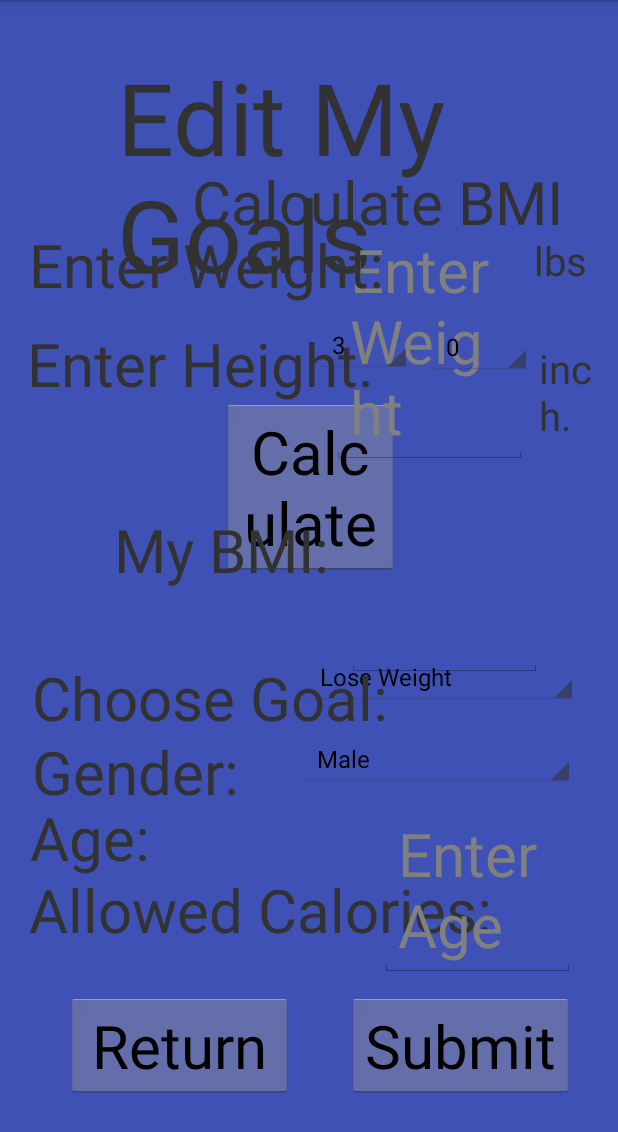
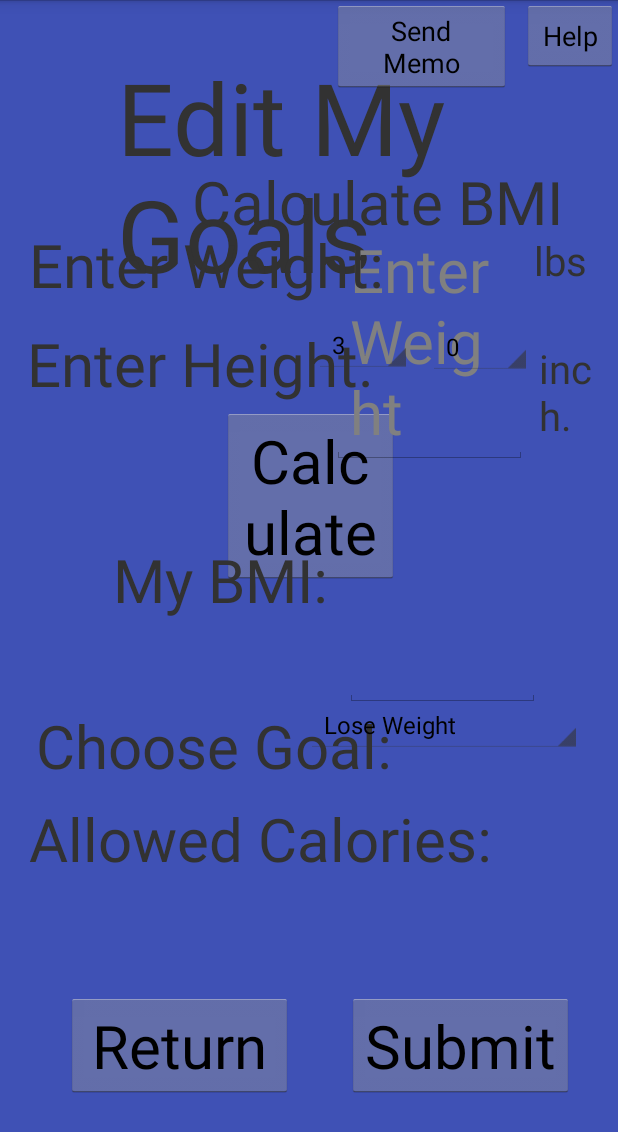
Before and after one commit to JasmineRobbie/Senior-Design-Deal-A-Meal, an Android app: the EditMyGoals screen opened directly, with no data from a screen before it, on a phone screen of 412 x 824 dp. Shown: the top 1132 px of the screen. Run offline under Robolectric (Android 15) with nearby library versions, the phone set to English and light mode, and no system bars.

Commit message:
Help buttons and send memos

```diff
--- a/app/src/main/java/com/NeuralNet/AzureCloud/EditMyGoals.java
+++ b/app/src/main/java/com/NeuralNet/AzureCloud/EditMyGoals.java
@@ -1,5 +1,7 @@
 package com.NeuralNet.AzureCloud;
 import android.app.Activity;
+import android.app.AlertDialog;
+import android.content.DialogInterface;
 import android.content.Intent;
 import android.os.Bundle;
 import android.view.View;
@@ -24,42 +26,57 @@ import android.widget.Toast;
 public class EditMyGoals extends Activity implements OnItemSelectedListener{
     //Accessing database and selecting information
     DataAccess db = new DataAccess();
-    String BMIString, AllowedCalories;
+    String BMIString;
 
-    Button editMyGoalsReturnBtn, calculateBMIbtn, goalsEditSubmitBtn;
-    EditText myWeightEditInput, myAgeInput;
-    TextView myNewCalculatedBMI, allowedCaloriesUpdatedText;
-    Spinner myHeightFeetInput, myHeightInchesInput, chooseGoalInput, chooseGenderInput;
+    Button editMyGoalsReturnBtn, calculateBMIbtn, goalsEditSubmitBtn, helpButton, sendMemoButton;
+    EditText myWeightEditInput;
+    TextView myNewCalculatedBMI;
+    Spinner myHeightFeetInput, myHeightInchesInput, chooseGoalInput;
     double userHeight, userWeight, calculatedBMI;
 
     List<String> heightInFeet = new ArrayList<String>();
     List<String> heightInInches = new ArrayList<String>();
     List<String> goals = new ArrayList<String>();
-    List<String> gender = new ArrayList<String>();
 
     @Override
     protected void onCreate(Bundle savedInstanceState) {
         super.onCreate(savedInstanceState);
         setContentView(R.layout.edit_my_goals);
 
+        AlertDialog.Builder b1 = new AlertDialog.Builder(EditMyGoals.this);
+        b1.setTitle("Help");
+        b1.setMessage("In the Edit My Goals page, begin by entering your personal health information like" +
+                "your weight and height to calculate your BMI. You will then choose to what your goal is." +
+                "After choosing your goal, your allowed calories will be displayed.");
+        b1.setCancelable(true);
+        b1.setPositiveButton(
+                "Ok",
+                new DialogInterface.OnClickListener() {
+                    @Override
+                    public void onClick(DialogInterface dialogInterface, int i) {
+                        dialogInterface.cancel();
+                    }
+                }
+        );
+        final AlertDialog alertdup = b1.create();
+        //alert dialog
+
         editMyGoalsReturnBtn = findViewById(R.id.editMyGoalsReturnBtn);
         calculateBMIbtn = findViewById(R.id.calculateBMIbtn);
         myWeightEditInput = findViewById(R.id.myWeightEditInput);
         myNewCalculatedBMI = findViewById(R.id.myNewCalculatedBMI);
         goalsEditSubmitBtn = findViewById(R.id.goalsEditSubmitBtn);
-        allowedCaloriesUpdatedText = findViewById(R.id.allowedCaloriesUpdatedText);
-        myAgeInput = findViewById(R.id.myAgeInput);
+        helpButton = findViewById(R.id.helpBtn);
+        sendMemoButton = findViewById(R.id.sendMemoBtn);
 
         //Spinner declaration
         myHeightFeetInput = findViewById(R.id.myHeightFeetInput);
         myHeightInchesInput = findViewById(R.id.myHeightInchesInput);
         chooseGoalInput = findViewById(R.id.chooseGoalInput);
-        chooseGenderInput = findViewById(R.id.chooseGenderInput);
 
         myHeightFeetInput.setOnItemSelectedListener(this);
         myHeightInchesInput.setOnItemSelectedListener(this);
         chooseGoalInput.setOnItemSelectedListener(this);
-        chooseGenderInput.setOnItemSelectedListener(this);
 
         // Spinner Drop down elements
         heightInFeet.add("3");
@@ -84,27 +101,20 @@ public class EditMyGoals extends Activity implements OnItemSelectedListener{
         goals.add("Maintain Weight");
         goals.add("Gain Weight");
 
-        gender.add("Male");
-        gender.add("Female");
-
         // Creating adapter for spinner
         ArrayAdapter<String> dataAdapter = new ArrayAdapter<String>(this, android.R.layout.simple_spinner_item, heightInFeet);
         ArrayAdapter<String> dataAdapter2 = new ArrayAdapter<String>(this, android.R.layout.simple_spinner_item, heightInInches);
         ArrayAdapter<String> dataAdapter3 = new ArrayAdapter<String>(this, android.R.layout.simple_spinner_item, goals);
-        ArrayAdapter<String> dataAdapter4 = new ArrayAdapter<String>(this, android.R.layout.simple_spinner_item, gender);
-
 
         // Drop down layout style - list view with radio button
         dataAdapter.setDropDownViewResource(android.R.layout.simple_spinner_dropdown_item);
         dataAdapter2.setDropDownViewResource(android.R.layout.simple_spinner_dropdown_item);
         dataAdapter3.setDropDownViewResource(android.R.layout.simple_spinner_dropdown_item);
-        dataAdapter4.setDropDownViewResource(android.R.layout.simple_spinner_dropdown_item);
 
         // attaching data adapter to spinner
         myHeightFeetInput.setAdapter(dataAdapter);
         myHeightInchesInput.setAdapter(dataAdapter2);
         chooseGoalInput.setAdapter(dataAdapter3);
-        chooseGenderInput.setAdapter(dataAdapter4);
 
         //Only calculating BMI button
         calculateBMIbtn.setOnClickListener(new View.OnClickListener() {
@@ -119,6 +129,7 @@ public class EditMyGoals extends Activity implements OnItemSelectedListener{
         goalsEditSubmitBtn.setOnClickListener(new View.OnClickListener() {
             @Override
             public void onClick(View view) {
+                calculateBMI();
                 setNewGoal();
                 Toast.makeText(getApplicationContext(), "Submitted", Toast.LENGTH_SHORT).show();
             }
@@ -130,6 +141,21 @@ public class EditMyGoals extends Activity implements OnItemSelectedListener{
             public void onClick(View view) {
                 Intent intent = new Intent(EditMyGoals.this, MyGoals.class);
                 startActivity(intent);
+            }
+        });
+
+        helpButton.setOnClickListener(new View.OnClickListener() {
+            @Override
+            public void onClick(View view) {
+                alertdup.show();
+            }
+        });
+
+        sendMemoButton.setOnClickListener(new View.OnClickListener() {
+            @Override
+            public void onClick(View view) {
+
+                openNewMessage();
             }
         });
 
@@ -182,7 +208,7 @@ public class EditMyGoals extends Activity implements OnItemSelectedListener{
         }
     }
 
-/*    public void setNewGoal(){
+    public void setNewGoal(){
         String goal = chooseGoalInput.getSelectedItem().toString();
 
         System.out.println("Goal Chosen= " + goal);
@@ -194,82 +220,17 @@ public class EditMyGoals extends Activity implements OnItemSelectedListener{
         } catch (Exception e) {
             System.out.println("OOPS Something went wrong.");
         }
-    }*/
+    }
 
-    public void setNewGoal(){
-        double calories = 0.0;
-        System.out.print("SETTING NEW GOAL");
+    void openNewMessage(){
+        Intent intent = new Intent(EditMyGoals.this, Inbox.class);
 
-        String goal = chooseGoalInput.getSelectedItem().toString();
-        String userGender = chooseGenderInput.getSelectedItem().toString();
-        String feet = myHeightFeetInput.getSelectedItem().toString();
-        String inches = myHeightInchesInput.getSelectedItem().toString();
-        final String weight = myWeightEditInput.getText().toString();
-        final String userAge = myAgeInput.getText().toString();
-
-        int h =Integer.parseInt(feet);
-        int i =Integer.parseInt(inches);
-        int w =Integer.parseInt(weight);
-        double age=Double.parseDouble(userAge);
-
-        userHeight = ((h*12) + (i));    //in inches
-        userWeight = w; //in pounds
-        calculatedBMI = (703 * userWeight) / (userHeight * userHeight);
-
-        //Round value
-        BigDecimal better = new BigDecimal(calculatedBMI);
-        BigDecimal roundedValue = better.round(new MathContext(3));
-
-        BMIString = String.valueOf(roundedValue);
-
-//Imperial formula for men
-//BMR = 66.47 + ( 6.24 × weight in pounds ) + ( 12.7 × height in inches ) − ( 6.755 × age in years )
-
-//Imperial formula for women
-//BMR = 655.1 + ( 4.35 × weight in pounds ) + ( 4.7 × height in inches ) − ( 4.7 × age in years )
+        startActivity(intent);
+    }
 
 
-        //Calculating Calories
+    //Calculate allowed calorie intake based on BMI and goal
+    //Take parameters BMI and goal
+    //going to have to double some functions from both previous functions
 
-        //Gender is Male
-        if(userGender == "Male" && goal == "Lose Weight"){
-            calories = (655.1 + (4.35 * userWeight) + (4.7 * userHeight) - (4.7 * age));
-            calories *= .85;
-        }
-        if(userGender == "Male" && goal == "Maintain Weight"){
-            calories = (66.47 + (6.24 * userWeight) + (12.7 * userHeight) - (6.755 * age));
-        }
-        if(userGender == "Male" && goal == "Gain Weight"){
-            calories = (655.1 + (4.35 * userWeight) + (4.7 * userHeight) - (4.7 * age));
-            calories *= 1.2;
-        }
-
-
-        //Gender is Female
-        if(userGender == "Female" && goal == "Lose Weight"){
-            calories = (655.1 + (4.35 * userWeight) + (4.7 * userHeight) - (4.7 * age));
-            calories *= .80;
-        }
-        if (userGender == "Female" && goal == "Maintain Weight"){
-            calories = (655.1 + (4.35 * userWeight) + (4.7 * userHeight) - (4.7 * age));
-        }
-        if(userGender == "Female" && goal == "Gain Weight"){
-            calories = (655.1 + (4.35 * userWeight) + (4.7 * userHeight) - (4.7 * age));
-            calories *= 1.15;
-        }
-
-        System.out.print("Calories: " + calories);
-
-        AllowedCalories = String.valueOf(calories);
-
-        allowedCaloriesUpdatedText.setText(AllowedCalories);
-
-        String query = "UPDATE USERS SET AllowedCalories = '" + AllowedCalories + "', Goal = '" + goal + "' WHERE userid = " + User.UserID;
-
-        try {
-            db.executeNonQuery(query);
-        } catch (Exception e) {
-            System.out.println("OOPS Something went wrong.");
-        }
-    }
 }
--- a/app/src/main/res/layout/edit_my_goals.xml
+++ b/app/src/main/res/layout/edit_my_goals.xml
@@ -55,7 +55,7 @@
         android:layout_alignParentTop="true"
         android:layout_marginStart="148dp"
         android:layout_marginLeft="148dp"
-        android:layout_marginTop="266dp"
+        android:layout_marginTop="272dp"
         android:text="Calculate"
         android:textSize="60px" />
 
@@ -73,6 +73,19 @@
         android:textSize="60px" />
 
     <TextView
+        android:id="@+id/allowedCalories"
+        android:layout_width="wrap_content"
+        android:layout_height="wrap_content"
+        android:layout_alignParentStart="true"
+        android:layout_alignParentLeft="true"
+        android:layout_alignParentTop="true"
+        android:layout_marginStart="19dp"
+        android:layout_marginLeft="19dp"
+        android:layout_marginTop="532dp"
+        android:text="Allowed Calories: "
+        android:textSize="60px" />
+
+    <TextView
         android:id="@+id/allowedCaloriesUpdatedText"
         android:layout_width="130dp"
         android:layout_height="wrap_content"
@@ -81,21 +94,8 @@
         android:layout_alignParentTop="true"
         android:layout_marginStart="252dp"
         android:layout_marginLeft="252dp"
-        android:layout_marginTop="580dp"
+        android:layout_marginTop="531dp"
         android:text=" "
-        android:textSize="60px" />
-
-    <TextView
-        android:id="@+id/allowedCalories"
-        android:layout_width="wrap_content"
-        android:layout_height="wrap_content"
-        android:layout_alignParentStart="true"
-        android:layout_alignParentLeft="true"
-        android:layout_alignParentTop="true"
-        android:layout_marginStart="19dp"
-        android:layout_marginLeft="19dp"
-        android:layout_marginTop="579dp"
-        android:text="Allowed Calories: "
         android:textSize="60px" />
 
     <EditText
@@ -109,19 +109,6 @@
         android:layout_marginLeft="221dp"
         android:layout_marginTop="146dp"
         android:hint="Enter Weight"
-        android:textSize="60px" />
-
-    <EditText
-        android:id="@+id/myAgeInput"
-        android:layout_width="130dp"
-        android:layout_height="wrap_content"
-        android:layout_alignParentStart="true"
-        android:layout_alignParentLeft="true"
-        android:layout_alignParentTop="true"
-        android:layout_marginStart="253dp"
-        android:layout_marginLeft="253dp"
-        android:layout_marginTop="535dp"
-        android:hint="Enter Age"
         android:textSize="60px" />
 
     <TextView
@@ -185,16 +172,30 @@
         android:layout_marginLeft="285dp"
         android:layout_marginTop="213dp" />
 
-    <Spinner
-        android:id="@+id/chooseGenderInput"
-        android:layout_width="184dp"
+    <TextView
+        android:id="@+id/myBMI"
+        android:layout_width="wrap_content"
         android:layout_height="wrap_content"
         android:layout_alignParentStart="true"
         android:layout_alignParentLeft="true"
         android:layout_alignParentTop="true"
-        android:layout_marginStart="199dp"
-        android:layout_marginLeft="199dp"
-        android:layout_marginTop="488dp"
+        android:layout_marginStart="75dp"
+        android:layout_marginLeft="75dp"
+        android:layout_marginTop="359dp"
+        android:text="My BMI: "
+        android:textSize="60px" />
+
+    <TextView
+        android:id="@+id/chooseGoalText"
+        android:layout_width="wrap_content"
+        android:layout_height="wrap_content"
+        android:layout_alignParentStart="true"
+        android:layout_alignParentLeft="true"
+        android:layout_alignParentTop="true"
+        android:layout_marginStart="24dp"
+        android:layout_marginLeft="24dp"
+        android:layout_marginTop="470dp"
+        android:text="Choose Goal: "
         android:textSize="60px" />
 
     <Spinner
@@ -204,48 +205,9 @@
         android:layout_alignParentStart="true"
         android:layout_alignParentLeft="true"
         android:layout_alignParentTop="true"
-        android:layout_marginStart="201dp"
-        android:layout_marginLeft="201dp"
-        android:layout_marginTop="433dp"
-        android:textSize="60px" />
-
-    <TextView
-        android:id="@+id/editMyGoalsGenderText"
-        android:layout_width="wrap_content"
-        android:layout_height="wrap_content"
-        android:layout_alignParentStart="true"
-        android:layout_alignParentLeft="true"
-        android:layout_alignParentTop="true"
-        android:layout_marginStart="21dp"
-        android:layout_marginLeft="21dp"
-        android:layout_marginTop="487dp"
-        android:text="Gender: "
-        android:textSize="60px" />
-
-    <TextView
-        android:id="@+id/editMyGoalsAgeText"
-        android:layout_width="wrap_content"
-        android:layout_height="wrap_content"
-        android:layout_alignParentStart="true"
-        android:layout_alignParentLeft="true"
-        android:layout_alignParentTop="true"
-        android:layout_marginStart="20dp"
-        android:layout_marginLeft="20dp"
-        android:layout_marginTop="531dp"
-        android:text="Age: "
-        android:textSize="60px" />
-
-    <TextView
-        android:id="@+id/chooseGoalText"
-        android:layout_width="wrap_content"
-        android:layout_height="wrap_content"
-        android:layout_alignParentStart="true"
-        android:layout_alignParentLeft="true"
-        android:layout_alignParentTop="true"
-        android:layout_marginStart="21dp"
-        android:layout_marginLeft="21dp"
-        android:layout_marginTop="438dp"
-        android:text="Choose Goal: "
+        android:layout_marginStart="204dp"
+        android:layout_marginLeft="204dp"
+        android:layout_marginTop="465dp"
         android:textSize="60px" />
 
     <EditText
@@ -255,24 +217,11 @@
         android:layout_alignParentStart="true"
         android:layout_alignParentLeft="true"
         android:layout_alignParentTop="true"
-        android:layout_marginStart="231dp"
-        android:layout_marginLeft="231dp"
-        android:layout_marginTop="335dp"
+        android:layout_marginStart="230dp"
+        android:layout_marginLeft="230dp"
+        android:layout_marginTop="355dp"
         android:hint="Enter BMI"
         android:text=" "
-        android:textSize="60px" />
-
-    <TextView
-        android:id="@+id/myBMI"
-        android:layout_width="wrap_content"
-        android:layout_height="wrap_content"
-        android:layout_alignParentStart="true"
-        android:layout_alignParentLeft="true"
-        android:layout_alignParentTop="true"
-        android:layout_marginStart="76dp"
-        android:layout_marginLeft="76dp"
-        android:layout_marginTop="339dp"
-        android:text="My BMI: "
         android:textSize="60px" />
 
     <Button
@@ -288,5 +237,20 @@
         android:text="Submit"
         android:textSize="60px" />
 
+    <Button
+        android:id="@+id/helpBtn"
+        android:layout_width="wrap_content"
+        android:layout_height="wrap_content"
+        android:layout_alignParentRight="true"
+        android:text="Help" />
+
+    <Button
+        android:id="@+id/sendMemoBtn"
+        android:layout_width="119dp"
+        android:layout_height="wrap_content"
+        android:layout_alignParentRight="true"
+        android:layout_marginRight="71dp"
+        android:text="Send Memo" />
+
 
 </RelativeLayout>
```
Also changed, not shown: app/src/main/java/com/NeuralNet/AzureCloud/AboutMe.java (+30 -2 lines), app/src/main/java/com/NeuralNet/AzureCloud/Bistromenu.java (+32 -0 lines), app/src/main/java/com/NeuralNet/AzureCloud/DealAMealList.java (+33 -1 lines), app/src/main/java/com/NeuralNet/AzureCloud/EditUserInfo.java (+29 -1 lines), app/src/main/java/com/NeuralNet/AzureCloud/FourWeekPlan.java (+61 -2 lines), app/src/main/java/com/NeuralNet/AzureCloud/MyGoals.java (+30 -2 lines), app/src/main/java/com/NeuralNet/AzureCloud/Point_of_Consumption.java (+29 -7 lines), app/src/main/java/com/NeuralNet/AzureCloud/UserProfile.java (+25 -9 lines), app/src/main/res/layout/about_me.xml (+7 -0 lines), app/src/main/res/layout/activity_bistromenu.xml (+9 -0 lines), app/src/main/res/layout/activity_deal_a_meal_list.xml (+11 -1 lines), app/src/main/res/layout/activity_four_week_plan.xml (+17 -0 lines), app/src/main/res/layout/activity_point_of__consumption.xml (+9 -12 lines), app/src/main/res/layout/edit_user_info.xml (+7 -0 lines), 2 more files.
